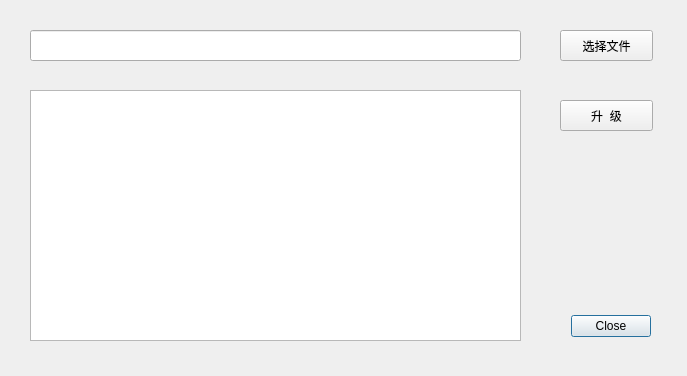
Old version of the form gui/update_firmware_gui.ui in the repository rawnam/Xema.
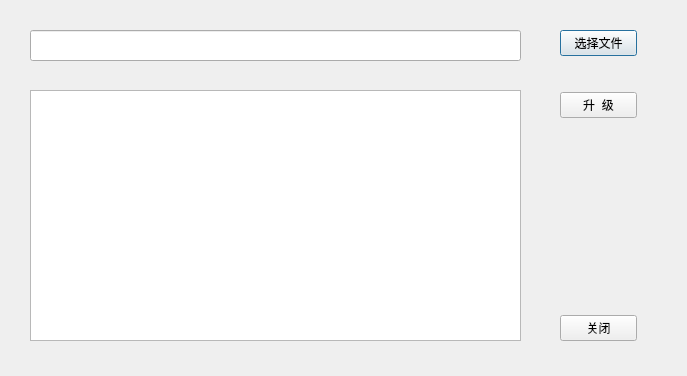
New version of the form.

Commit message: 更新翻译文件。

Patch:
```diff
--- a/gui/update_firmware_gui.ui
+++ b/gui/update_firmware_gui.ui
@@ -13,22 +13,6 @@
   <property name="windowTitle">
    <string>固件升级</string>
   </property>
-  <widget class="QDialogButtonBox" name="buttonBox_close">
-   <property name="geometry">
-    <rect>
-     <x>550</x>
-     <y>310</y>
-     <width>101</width>
-     <height>32</height>
-    </rect>
-   </property>
-   <property name="orientation">
-    <enum>Qt::Horizontal</enum>
-   </property>
-   <property name="standardButtons">
-    <set>QDialogButtonBox::Close</set>
-   </property>
-  </widget>
   <widget class="QLineEdit" name="lineEdit_path">
    <property name="enabled">
     <bool>true</bool>
@@ -57,38 +41,6 @@
     <bool>true</bool>
    </property>
   </widget>
-  <widget class="QPushButton" name="pushButton_select">
-   <property name="geometry">
-    <rect>
-     <x>560</x>
-     <y>30</y>
-     <width>93</width>
-     <height>31</height>
-    </rect>
-   </property>
-   <property name="text">
-    <string>选择文件</string>
-   </property>
-  </widget>
-  <widget class="QPushButton" name="pushButton_update">
-   <property name="geometry">
-    <rect>
-     <x>560</x>
-     <y>100</y>
-     <width>93</width>
-     <height>31</height>
-    </rect>
-   </property>
-   <property name="text">
-    <string>升  级</string>
-   </property>
-   <property name="checkable">
-    <bool>true</bool>
-   </property>
-   <property name="autoExclusive">
-    <bool>true</bool>
-   </property>
-  </widget>
   <widget class="QTextBrowser" name="textBrowser_log">
    <property name="geometry">
     <rect>
@@ -99,6 +51,61 @@
     </rect>
    </property>
   </widget>
+  <widget class="QWidget" name="layoutWidget">
+   <property name="geometry">
+    <rect>
+     <x>560</x>
+     <y>30</y>
+     <width>77</width>
+     <height>311</height>
+    </rect>
+   </property>
+   <layout class="QVBoxLayout" name="verticalLayout">
+    <property name="spacing">
+     <number>36</number>
+    </property>
+    <item>
+     <widget class="QPushButton" name="pushButton_select">
+      <property name="text">
+       <string>选择文件</string>
+      </property>
+     </widget>
+    </item>
+    <item>
+     <widget class="QPushButton" name="pushButton_update">
+      <property name="text">
+       <string>升  级</string>
+      </property>
+      <property name="checkable">
+       <bool>true</bool>
+      </property>
+      <property name="autoExclusive">
+       <bool>true</bool>
+      </property>
+     </widget>
+    </item>
+    <item>
+     <spacer name="verticalSpacer">
+      <property name="orientation">
+       <enum>Qt::Vertical</enum>
+      </property>
+      <property name="sizeHint" stdset="0">
+       <size>
+        <width>20</width>
+        <height>40</height>
+       </size>
+      </property>
+     </spacer>
+    </item>
+    <item>
+     <widget class="QPushButton" name="pushButton_close">
+      <property name="text">
+       <string>关闭</string>
+      </property>
+     </widget>
+    </item>
+   </layout>
+  </widget>
  </widget>
  <resources/>
  <connections>
```
Left out of the diff: 35 changed lines with no effect on the pictures. The commit also changes 9 other files.
